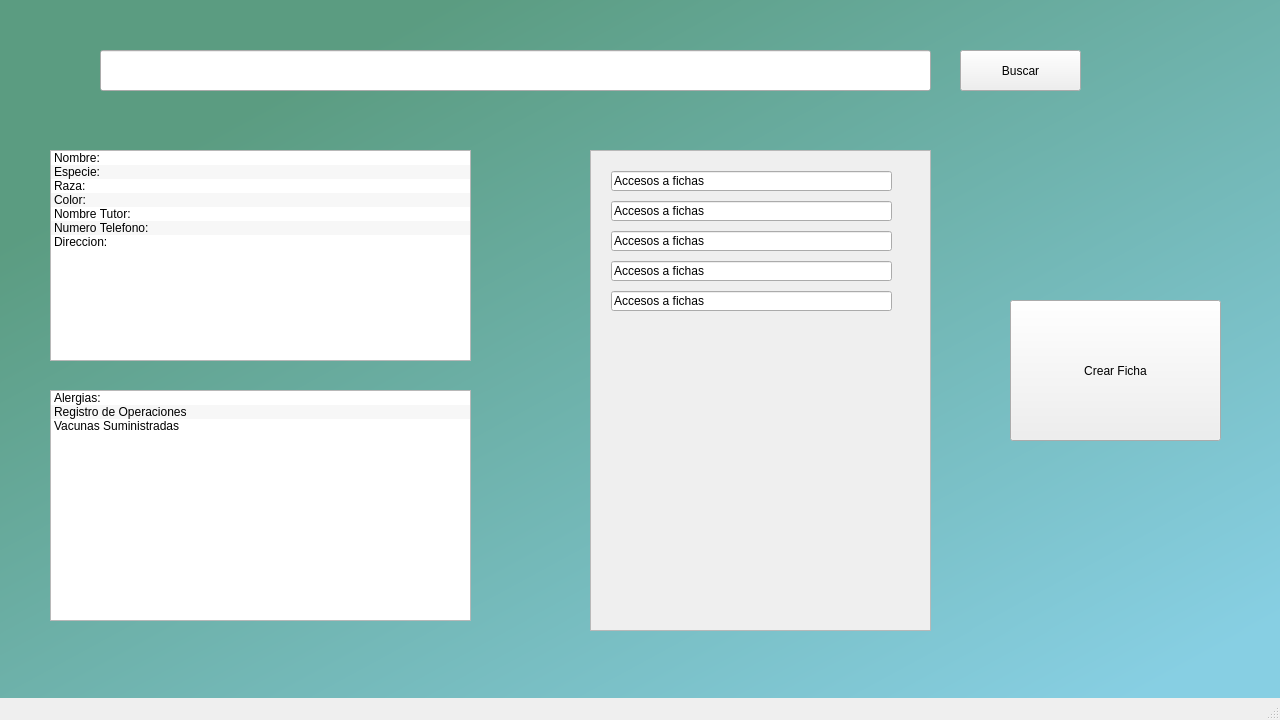
Old version of the form Complementos/VistaDatosMascotaTotal.ui in the repository pieroBri/Proyecto-PetRecord.
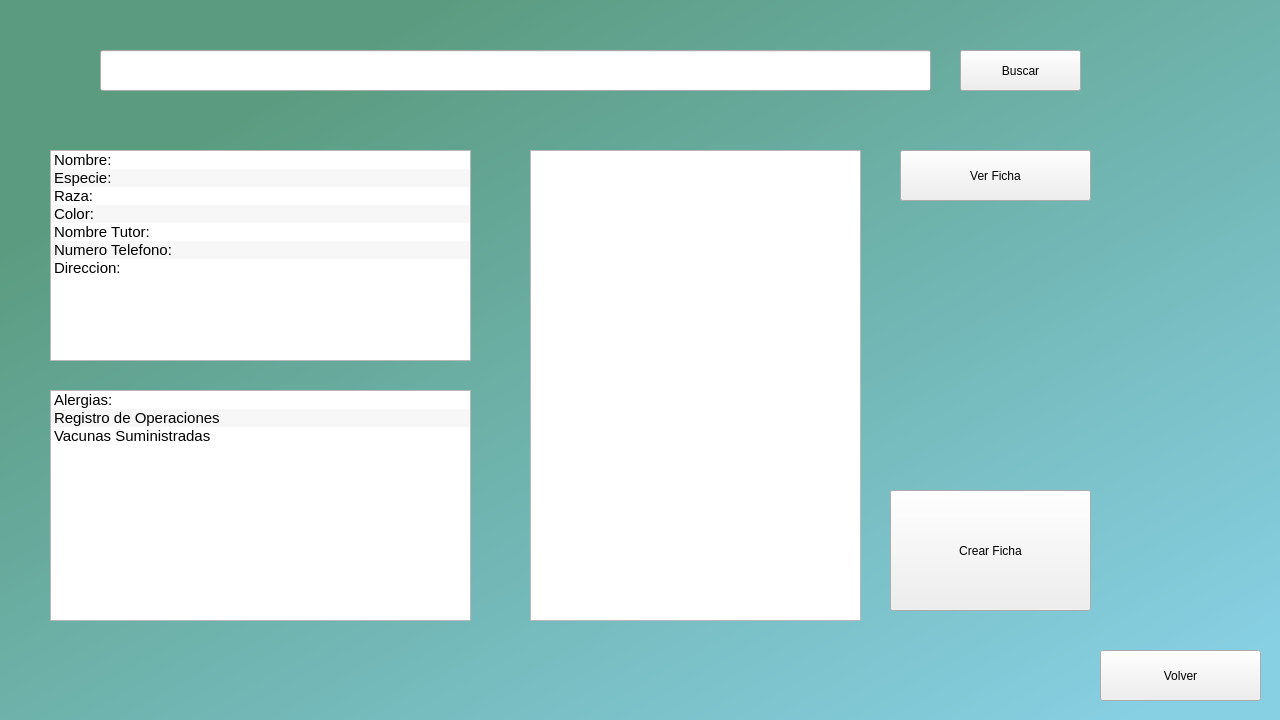
New version of the form.

Diff of the .ui file:
```diff
--- a/Complementos/VistaDatosMascotaTotal.ui
+++ b/Complementos/VistaDatosMascotaTotal.ui
@@ -43,94 +43,6 @@
      <string/>
     </property>
    </widget>
-   <widget class="QScrollArea" name="fichasMedicas">
-    <property name="geometry">
-     <rect>
-      <x>590</x>
-      <y>150</y>
-      <width>341</width>
-      <height>481</height>
-     </rect>
-    </property>
-    <property name="widgetResizable">
-     <bool>true</bool>
-    </property>
-    <widget class="QWidget" name="scrollAreaWidgetContents">
-     <property name="geometry">
-      <rect>
-       <x>0</x>
-       <y>0</y>
-       <width>339</width>
-       <height>479</height>
-      </rect>
-     </property>
-     <widget class="QLineEdit" name="lineEdit">
-      <property name="geometry">
-       <rect>
-        <x>20</x>
-        <y>20</y>
-        <width>281</width>
-        <height>20</height>
-       </rect>
-      </property>
-      <property name="text">
-       <string>Accesos a fichas</string>
-      </property>
-     </widget>
-     <widget class="QLineEdit" name="lineEdit_2">
-      <property name="geometry">
-       <rect>
-        <x>20</x>
-        <y>50</y>
-        <width>281</width>
-        <height>20</height>
-       </rect>
-      </property>
-      <property name="text">
-       <string>Accesos a fichas</string>
-      </property>
-     </widget>
-     <widget class="QLineEdit" name="lineEdit_3">
-      <property name="geometry">
-       <rect>
-        <x>20</x>
-        <y>80</y>
-        <width>281</width>
-        <height>20</height>
-       </rect>
-      </property>
-      <property name="text">
-       <string>Accesos a fichas</string>
-      </property>
-     </widget>
-     <widget class="QLineEdit" name="lineEdit_4">
-      <property name="geometry">
-       <rect>
-        <x>20</x>
-        <y>110</y>
-        <width>281</width>
-        <height>20</height>
-       </rect>
-      </property>
-      <property name="text">
-       <string>Accesos a fichas</string>
-      </property>
-     </widget>
-     <widget class="QLineEdit" name="lineEdit_5">
-      <property name="geometry">
-       <rect>
-        <x>20</x>
-        <y>140</y>
-        <width>281</width>
-        <height>20</height>
-       </rect>
-      </property>
-      <property name="text">
-       <string>Accesos a fichas</string>
-      </property>
-     </widget>
-    </widget>
-   </widget>
    <widget class="QListWidget" name="infoBasicaMascota">
     <property name="geometry">
      <rect>
@@ -140,6 +52,11 @@
       <height>211</height>
      </rect>
     </property>
+    <property name="font">
+     <font>
+      <pointsize>11</pointsize>
+     </font>
+    </property>
     <property name="alternatingRowColors">
      <bool>true</bool>
     </property>
@@ -197,6 +114,11 @@
       <height>231</height>
      </rect>
     </property>
+    <property name="font">
+     <font>
+      <pointsize>11</pointsize>
+     </font>
+    </property>
     <property name="alternatingRowColors">
      <bool>true</bool>
     </property>
@@ -241,18 +163,64 @@
    <widget class="QPushButton" name="agregarFicha">
     <property name="geometry">
      <rect>
-      <x>1010</x>
-      <y>300</y>
-      <width>211</width>
-      <height>141</height>
+      <x>890</x>
+      <y>490</y>
+      <width>201</width>
+      <height>121</height>
      </rect>
     </property>
     <property name="text">
      <string>Crear Ficha</string>
     </property>
    </widget>
+   <widget class="QListWidget" name="listWidFichas">
+    <property name="geometry">
+     <rect>
+      <x>530</x>
+      <y>150</y>
+      <width>331</width>
+      <height>471</height>
+     </rect>
+    </property>
+    <property name="font">
+     <font>
+      <pointsize>11</pointsize>
+     </font>
+    </property>
+    <property name="alternatingRowColors">
+     <bool>true</bool>
+    </property>
+    <property name="currentRow">
+     <number>-1</number>
+    </property>
+   </widget>
+   <widget class="QPushButton" name="botonFichaSelected">
+    <property name="geometry">
+     <rect>
+      <x>900</x>
+      <y>150</y>
+      <width>191</width>
+      <height>51</height>
+     </rect>
+    </property>
+    <property name="text">
+     <string>Ver Ficha</string>
+    </property>
+   </widget>
+   <widget class="QPushButton" name="botonVolver">
+    <property name="geometry">
+     <rect>
+      <x>1100</x>
+      <y>650</y>
+      <width>161</width>
+      <height>51</height>
+     </rect>
+    </property>
+    <property name="text">
+     <string>Volver</string>
+    </property>
+   </widget>
   </widget>
-  <widget class="QStatusBar" name="statusbar"/>
  </widget>
  <resources/>
  <connections/>
```
